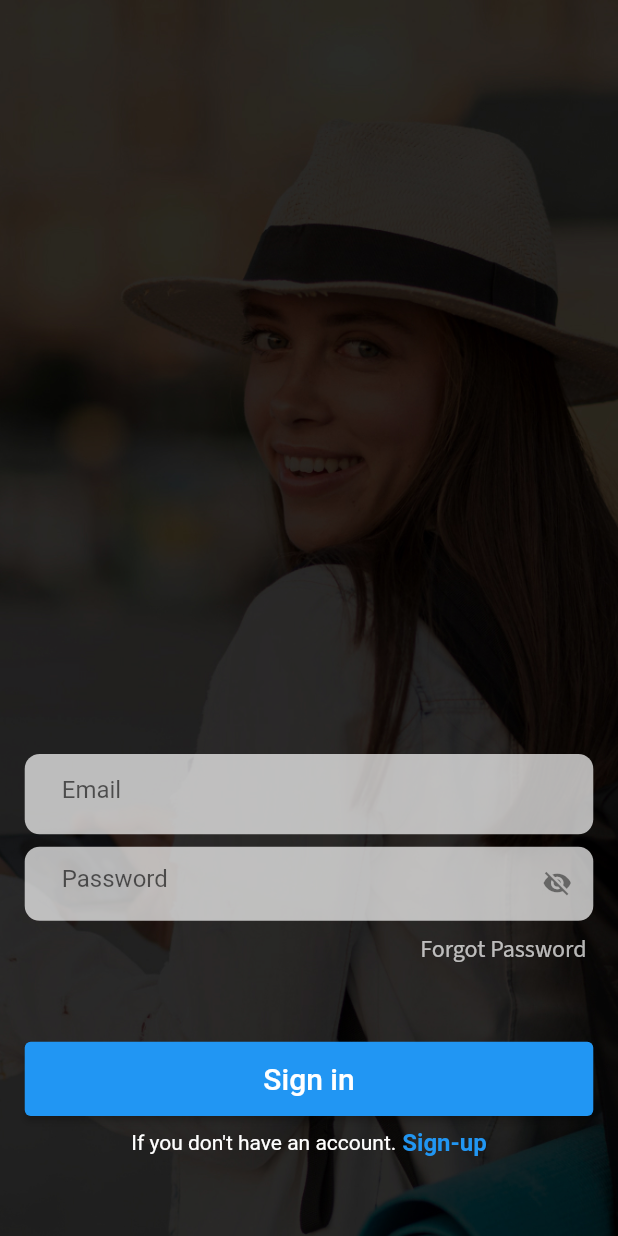
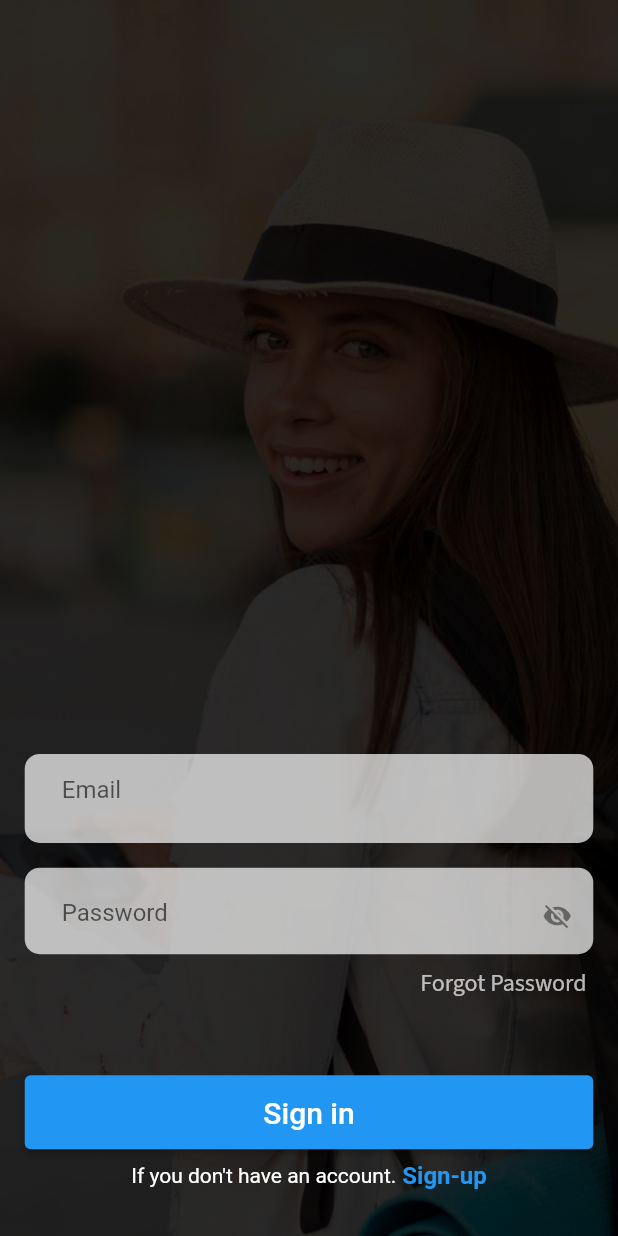
Before and after one commit to im-5anaolla/TravelAppRD, a Flutter app: the UserSignin screen opened directly, after a tap on "Sign in", on a phone screen of 412 x 824 dp. Run offline on Flutter 3.47's test engine with Material 2 defaults, Android fonts, the phone set to English and light mode, and no system bars; our stand-ins replace firebase_auth, firebase_core, flutter_otp_text_field; accounts and stored records are empty; network calls fail.

Commit message:
Re-uploaded with sign in verfication and integrating city sectors

```diff
--- a/lib/auth_pages/user_signin.dart
+++ b/lib/auth_pages/user_signin.dart
@@ -1,3 +1,4 @@
+import 'dart:convert';
 import 'package:flutter/material.dart';
 import 'package:http/http.dart';
 import 'package:travely/auth_pages/forgot_password.dart';
@@ -18,6 +19,28 @@ class _UserSignUpState extends State<UserSignin> {
   final GlobalKey<FormState> _formKey = GlobalKey<FormState>();
   bool _passwordVisible = false;
 
+  void _validatePassword(String password) {
+    if (password.length < 8) {
+      _showSnackbar('Password must be at least 8 characters.');
+    }
+  }
+
+  void _showSnackbar(String message) {
+    ScaffoldMessenger.of(context)
+        .showSnackBar(SnackBar(content: Text(message)));
+  }
+
+  String? _validateEmail(value) {
+    if (value.isEmpty) {
+      return 'Enter email';
+    }
+    RegExp regExp = RegExp(r'^[\w-]+(\.[\w-]+)*@([\w-]+\.)+[a-zA-Z]{2,7}$');
+    if (!regExp.hasMatch(value)) {
+      return 'Please enter a valid email';
+    }
+    return null;
+  }
+
   void passwordVisibility() {
     setState(() {
       _passwordVisible = !_passwordVisible; //Switched into true.
@@ -31,19 +54,38 @@ class _UserSignUpState extends State<UserSignin> {
         body: {
           'email': email,
           'password': password,
-          });
+        },
+      );
+
       if (response.statusCode == 200) {
+        Map<String, dynamic> responseBody = json.decode(response.body);
+
+        if (responseBody['success'] == true) {
           print('Login Successfully');
-        Navigator.of(context).push(MaterialPageRoute(builder: (context) => CityListScreen()));
+          Navigator.of(context).push(
+            MaterialPageRoute(builder: (context) => CityListScreen()),
+          );
         } else {
-        print('Login Failed');
-        ScaffoldMessenger.of(context).showSnackBar(SnackBar(content: Text('Sign in faild')));
+          print('Login Failed: Incorrect credentials');
+          ScaffoldMessenger.of(context).showSnackBar(
+            const SnackBar(
+              content: Text('Incorrect email or password. Please try again.'),
+            ),
+          );
+        }
+      } else {
+        print('Login Failed: Unknown error');
+        ScaffoldMessenger.of(context).showSnackBar(
+          const SnackBar(
+            content:
+                Text('Sign in failed. Check your credentials and try again.'),
+          ),
+        );
       }
     } catch (e) {
       print('Error: $e');
     }
   }
-
 
   @override
   Widget build(BuildContext context) {
@@ -71,15 +113,21 @@ class _UserSignUpState extends State<UserSignin> {
           Form(
             key: _formKey,
             child: ListView(
-              padding:  EdgeInsets.only(
+              padding: EdgeInsets.only(
                 top: screenHeight * 0.6,
               ),
               children: [
                 // Email/Phone TextField
                 Container(
-                  height: screenHeight * 0.065,
-                  margin: EdgeInsets.only(left: screenWidth * 0.04, right: screenWidth * 0.04, top: screenHeight * 0.01),
-                  padding:  EdgeInsets.only(left: screenWidth * 0.06,),
+                  height: screenHeight * 0.072,
+                  margin: EdgeInsets.only(
+                    left: screenWidth * 0.04,
+                    right: screenWidth * 0.04,
+                    top: screenHeight * 0.01,
+                  ),
+                  padding: EdgeInsets.only(
+                    left: screenWidth * 0.06,
+                  ),
                   decoration: BoxDecoration(
                     borderRadius: BorderRadius.circular(10),
                     color: Colors.white70,
@@ -90,19 +138,19 @@ class _UserSignUpState extends State<UserSignin> {
                       hintText: 'Email',
                       border: InputBorder.none,
                     ),
-                    validator: (value) {
-                      if (value!.isEmpty) {
-                        return 'Please enter your email/phone.';
-                      }
-                      return null;
-                    },
+                    validator: _validateEmail,
                   ),
                 ),
                 // Password TextField
                 Container(
-                    height: screenHeight * 0.06,
-                  margin:  EdgeInsets.only(left: screenWidth * 0.04, right: screenWidth * 0.04, top: screenHeight * 0.01),
-                  padding:  EdgeInsets.only(left: screenWidth * 0.06),
+                  height: screenHeight * 0.07,
+                  margin: EdgeInsets.only(
+                    left: screenWidth * 0.04,
+                    right: screenWidth * 0.04,
+                    top: screenHeight * 0.02,
+                  ),
+                  padding: EdgeInsets.only(
+                      left: screenWidth * 0.06, top: screenWidth * 0.02),
                   decoration: BoxDecoration(
                     borderRadius: BorderRadius.circular(10),
                     color: Colors.white70,
@@ -115,6 +163,10 @@ class _UserSignUpState extends State<UserSignin> {
                       hintText: 'Password',
                       suffixIcon: GestureDetector(
                         onTap: passwordVisibility,
+                        child: Tooltip(
+                          message: _passwordVisible
+                              ? 'Hide password'
+                              : 'Show password',
                           child: Icon(
                             _passwordVisible
                                 ? Icons.visibility
@@ -123,22 +175,29 @@ class _UserSignUpState extends State<UserSignin> {
                           ),
                         ),
                       ),
+                    ),
                     validator: (value) {
-                      if (value!.isEmpty) {
-                        return 'Please enter a password.';
+                      if (value!.isEmpty || value.length < 8) {
+                        _validatePassword(value);
+                        return 'Please enter a valid password (at least 8 characters).';
                       }
                       return null;
                     },
                   ),
                 ),
                 Container(
-                  margin: EdgeInsets.only(left: screenWidth * 0.68, top: screenHeight * 0.01),
+                  margin: EdgeInsets.only(
+                    left: screenWidth * 0.68,
+                    top: screenHeight * 0.01,
+                  ),
                   child: GestureDetector(
                     onTap: () {
                       Navigator.push(
                         (context),
                         MaterialPageRoute(
-                              builder: (context) => ForgotPasswordPage()));
+                          builder: (context) => ForgotPasswordPage(),
+                        ),
+                      );
                     },
                     child: const Text(
                       "Forgot Password",
@@ -156,13 +215,15 @@ class _UserSignUpState extends State<UserSignin> {
                   height: screenHeight * 0.06,
                   width: screenWidth,
                   margin: EdgeInsets.only(
-                      left: screenWidth * 0.04, right: screenWidth * 0.04, top: screenHeight * 0.06, bottom: screenHeight * 0.01),
+                    left: screenWidth * 0.04,
+                    right: screenWidth * 0.04,
+                    top: screenHeight * 0.06,
+                    bottom: screenHeight * 0.01,
+                  ),
                   child: ElevatedButton(
                     onPressed: () {
-                      login(
-                        emailTextController.text,
-                        passwordTextController.text,
-                      );
+                      login(emailTextController.text,
+                          passwordTextController.text);
                     },
                     child: const Text(
                       'Sign in',
--- a/lib/main.dart
+++ b/lib/main.dart
@@ -1,6 +1,9 @@
 import 'package:firebase_core/firebase_core.dart';
 import 'package:flutter/material.dart';
+import 'package:travely/home/city_list_screen.dart';
+import 'package:travely/home/city_sectors.dart';
 import 'auth_pages/welcom_page.dart';
+import 'cities/interest_point.dart';
 import 'components/global_variables.dart';
 
 void main() async {
@@ -17,7 +20,7 @@ class MyApp extends StatelessWidget {
     screenHeight = MediaQuery.of(context).size.height;
     screenWidth = MediaQuery.of(context).size.width;
     bgImage = 'assets/images/BGTravel.jpg';
-    return const MaterialApp(
+    return  const MaterialApp(
       debugShowCheckedModeBanner: false,
       home: WelcomePage(),
     );
```
Also changed, not shown: lib/app_models/city_list_model.dart (+13 -0 lines), lib/auth_pages/user_signup.dart (+42 -22 lines), lib/auth_pages/welcom_page.dart (+12 -6 lines), lib/home/city_details.dart (+19 -14 lines), lib/home/city_list_screen.dart (+3 -9 lines), lib/home/city_sectors.dart (+215 -0 lines). Lines whose indentation alone changed are shown as unchanged.
